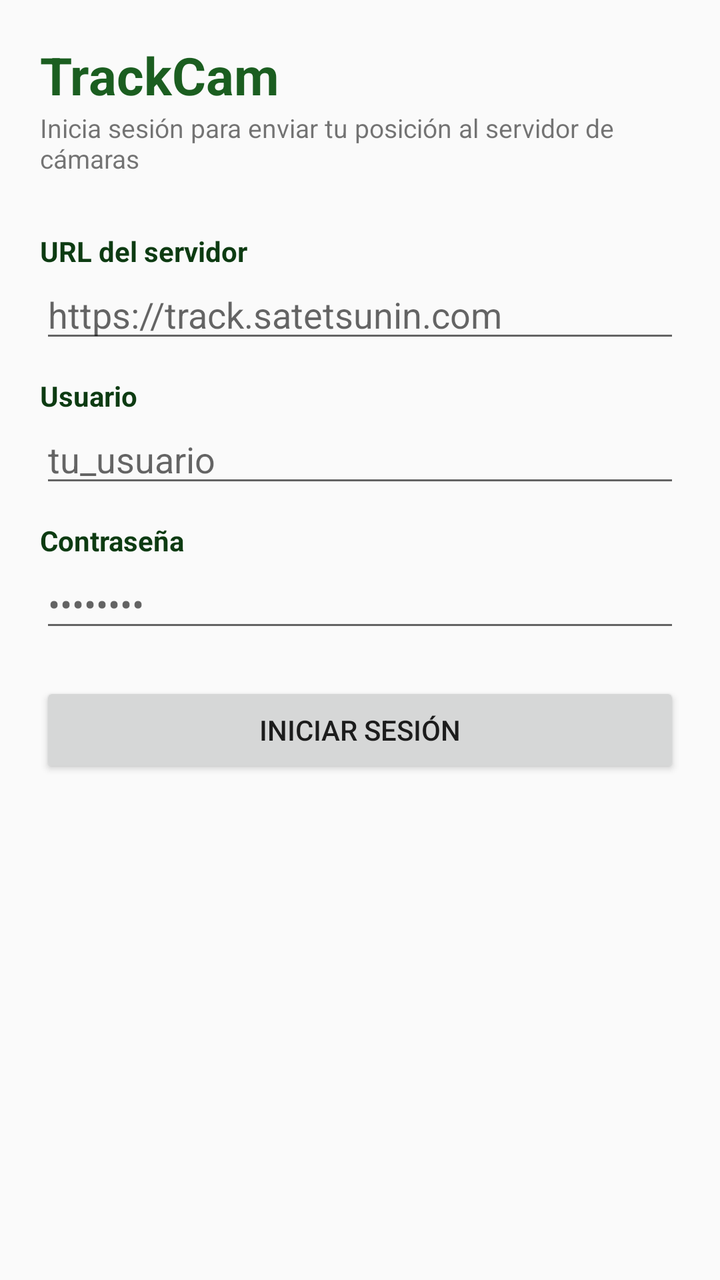
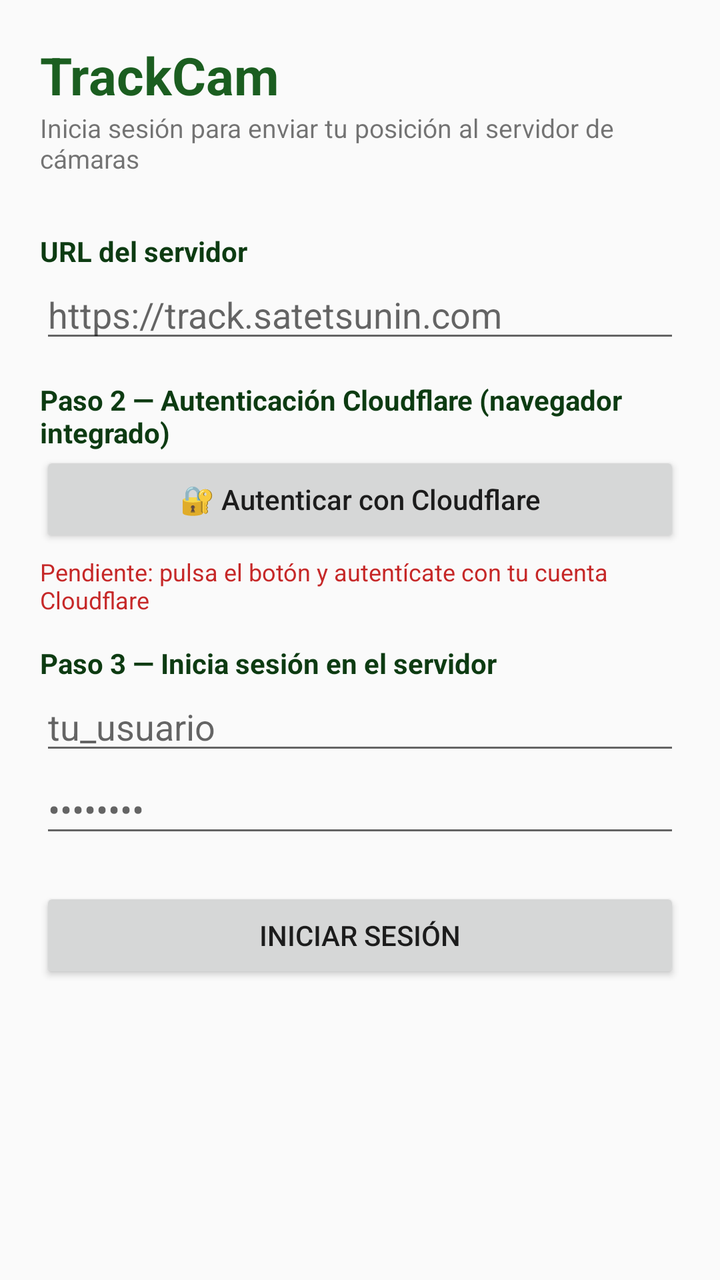

The first picture is an Android layout as it rendered before a commit; the second is the same layout after the commit. The layout source and the unified diff follow.
<!-- AndroidManifest.xml: application theme Theme.TrackCam -->
<!-- res/layout/activity_login.xml -->
<?xml version="1.0" encoding="utf-8"?>
<ScrollView xmlns:android="http://schemas.android.com/apk/res/android"
    android:layout_width="match_parent"
    android:layout_height="match_parent"
    android:fillViewport="true">

    <LinearLayout
        android:layout_width="match_parent"
        android:layout_height="wrap_content"
        android:orientation="vertical"
        android:padding="20dp">

        <TextView
            android:layout_width="wrap_content"
            android:layout_height="wrap_content"
            android:text="@string/app_name"
            android:textColor="@color/primary"
            android:textSize="26sp"
            android:textStyle="bold" />

        <TextView
            android:layout_width="wrap_content"
            android:layout_height="wrap_content"
            android:layout_marginBottom="16dp"
            android:text="@string/login_subtitulo"
            android:textSize="13sp" />

        
        <TextView
            style="@style/Label"
            android:text="@string/lbl_url" />

        <EditText
            android:id="@+id/etUrl"
            android:layout_width="match_parent"
            android:layout_height="wrap_content"
            android:autofillHints="url"
            android:hint="@string/hint_url"
            android:inputType="textUri"
            android:singleLine="true" />

        
        <TextView
            style="@style/Label"
            android:text="@string/lbl_usuario" />

        <EditText
            android:id="@+id/etUser"
            android:layout_width="match_parent"
            android:layout_height="wrap_content"
            android:autofillHints="username"
            android:hint="@string/hint_usuario"
            android:inputType="text"
            android:singleLine="true" />

        
        <TextView
            style="@style/Label"
            android:text="@string/lbl_password" />

        <EditText
            android:id="@+id/etPass"
            android:layout_width="match_parent"
            android:layout_height="wrap_content"
            android:autofillHints="password"
            android:hint="@string/hint_password"
            android:imeOptions="actionDone"
            android:inputType="textPassword"
            android:singleLine="true" />

        
        <TextView
            android:id="@+id/tvError"
            android:layout_width="match_parent"
            android:layout_height="wrap_content"
            android:layout_marginTop="12dp"
            android:textColor="@color/warn_red"
            android:textSize="14sp"
            android:visibility="gone" />

        <Button
            android:id="@+id/btnLogin"
            android:layout_width="match_parent"
            android:layout_height="wrap_content"
            android:layout_marginTop="20dp"
            android:text="@string/btn_login" />

    </LinearLayout>
</ScrollView>
<!-- resources referenced by this layout -->
<resources>
  <color name="primary">#1B5E20</color>
  <color name="warn_red">#C62828</color>
  <string name="app_name">TrackCam</string>
  <string name="btn_login">INICIAR SESIÓN</string>
  <string name="hint_password">••••••••</string>
  <string name="hint_url">https://track.satetsunin.com</string>
  <string name="hint_usuario">tu_usuario</string>
  <string name="lbl_password">Contraseña</string>
  <string name="lbl_url">URL del servidor</string>
  <string name="lbl_usuario">Usuario</string>
  <string name="login_subtitulo">Inicia sesión para enviar tu posición al servidor de cámaras</string>
  <style name="Label">
          <item name="android:layout_width">wrap_content</item>
          <item name="android:layout_height">wrap_content</item>
          <item name="android:textSize">14sp</item>
          <item name="android:textStyle">bold</item>
          <item name="android:layout_marginTop">12dp</item>
          <item name="android:textColor">@color/primary_dark</item>
      </style>
  <style name="Theme.TrackCam" parent="Theme.AppCompat.Light.DarkActionBar">
          <item name="colorPrimary">@color/primary</item>
          <item name="colorPrimaryDark">@color/primary_dark</item>
          <item name="colorAccent">@color/accent</item>
      </style>
  <color name="primary_dark">#0D3B12</color>
  <color name="accent">#FF8F00</color>
</resources>

<!-- the commit's change to res/layout/activity_login.xml (unified diff, before → after) -->
@@ -42,7 +42,30 @@
         
         <TextView
             style="@style/Label"
-            android:text="@string/lbl_usuario" />
+            android:layout_marginTop="14dp"
+            android:text="@string/lbl_paso_cf" />
+
+        <Button
+            android:id="@+id/btnCf"
+            android:layout_width="match_parent"
+            android:layout_height="wrap_content"
+            android:text="@string/btn_autenticar_cf"
+            android:textAllCaps="false" />
+
+        <TextView
+            android:id="@+id/tvCfEstado"
+            android:layout_width="match_parent"
+            android:layout_height="wrap_content"
+            android:layout_marginTop="4dp"
+            android:text="@string/cf_pendiente"
+            android:textColor="@color/warn_red"
+            android:textSize="12sp" />
+
+        
+        <TextView
+            style="@style/Label"
+            android:layout_marginTop="14dp"
+            android:text="@string/lbl_paso_login" />
 
         <EditText
             android:id="@+id/etUser"
@@ -52,11 +75,6 @@
             android:hint="@string/hint_usuario"
             android:inputType="text"
             android:singleLine="true" />
-
-        
-        <TextView
-            style="@style/Label"
-            android:text="@string/lbl_password" />
 
         <EditText
             android:id="@+id/etPass"
<!-- resource entries referenced after the edit -->
@@ -3,13 +3,15 @@
   <color name="primary">#1B5E20</color>
   <color name="warn_red">#C62828</color>
   <string name="app_name">TrackCam</string>
+  <string name="btn_autenticar_cf">🔐 Autenticar con Cloudflare</string>
   <string name="btn_login">INICIAR SESIÓN</string>
+  <string name="cf_pendiente">Pendiente: pulsa el botón y autentícate con tu cuenta Cloudflare</string>
   <string name="hint_password">••••••••</string>
   <string name="hint_url">https://track.satetsunin.com</string>
   <string name="hint_usuario">tu_usuario</string>
-  <string name="lbl_password">Contraseña</string>
+  <string name="lbl_paso_cf">Paso 2 — Autenticación Cloudflare (navegador integrado)</string>
+  <string name="lbl_paso_login">Paso 3 — Inicia sesión en el servidor</string>
   <string name="lbl_url">URL del servidor</string>
-  <string name="lbl_usuario">Usuario</string>
   <string name="login_subtitulo">Inicia sesión para enviar tu posición al servidor de cámaras</string>
   <style name="Label">
           <item name="android:layout_width">wrap_content</item>
